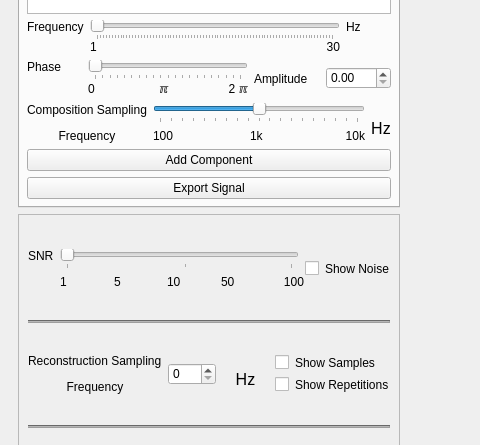
MohamedHisham20/Sampling-Theory-Studio, file UI/grid_view.ui: the form before one commit; both pictures show x 0 to 480 and y 210 to 655 of the 1169 by 794 pixel window.
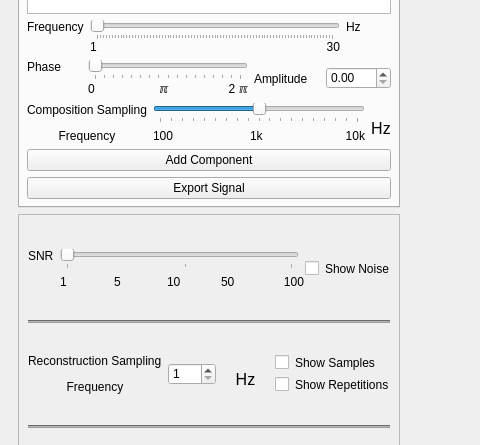
The form after the commit. Icons and pictures are not drawn.

```diff
--- a/UI/grid_view.ui
+++ b/UI/grid_view.ui
@@ -2353,7 +2353,7 @@
                   </size>
                  </property>
                  <property name="maximum">
-                  <number>200</number>
+                  <number>16</number>
                  </property>
                  <property name="singleStep">
                   <number>1</number>
@@ -2816,6 +2816,9 @@
             </item>
             <item>
              <widget class="QSpinBox" name="sampling_freq_spinBox">
+              <property name="minimum">
+               <number>1</number>
+              </property>
               <property name="maximum">
                <number>200</number>
               </property>
```
